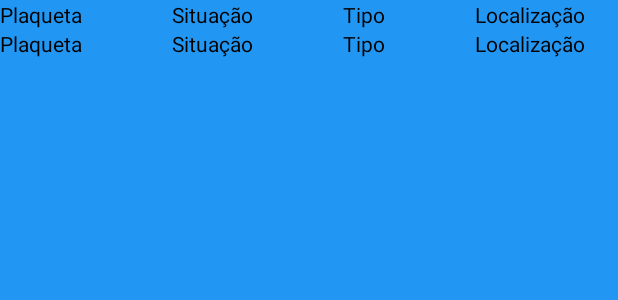
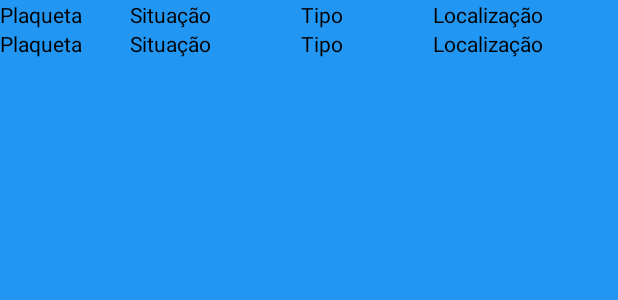
Before and after one commit to PetersonCarneiro/PICKer, an Android app: the layout item_adapter.xml on its own in the app's theme, with its tools: preview values and no code run, on a phone screen of 412 x 824 dp. Shown: the top 300 px of the screen. Run offline under Robolectric (Android 15) with nearby library versions, the phone set to English and light mode, and no system bars.

Commit message:
Feat: create code for the barcode

```diff
--- a/app/build.gradle
+++ b/app/build.gradle
@@ -8,7 +8,7 @@ android {
 
     defaultConfig {
         applicationId "com.br.picker"
-        minSdk 16
+        minSdk 19
         targetSdk 34
         versionCode 1
         versionName "1.0"
@@ -41,4 +41,5 @@ dependencies {
     testImplementation 'junit:junit:4.13.2'
     androidTestImplementation 'androidx.test.ext:junit:1.1.5'
     androidTestImplementation 'androidx.test.espresso:espresso-core:3.5.1'
+    implementation 'com.journeyapps:zxing-android-embedded:4.3.0'
 }
--- /dev/null
+++ b/app/src/main/java/com/br/picker/CaptureAct.java
@@ -0,0 +1,6 @@
+package com.br.picker;
+
+import com.journeyapps.barcodescanner.CaptureActivity;
+
+public class CaptureAct extends CaptureActivity {
+}
--- a/app/src/main/res/layout/item_adapter.xml
+++ b/app/src/main/res/layout/item_adapter.xml
@@ -52,8 +52,8 @@
             android:id="@+id/textViewLabelSituaçao"
             android:layout_width="0dp"
             android:layout_height="wrap_content"
-            android:layout_marginStart="60dp"
-            android:layout_marginLeft="60dp"
+            android:layout_marginStart="32dp"
+            android:layout_marginLeft="32dp"
             android:layout_weight="0.3"
             android:text="@string/situacao"
             app:layout_constraintStart_toEndOf="@+id/textViewLabelPlaqueta"
```
Also changed, not shown: app/src/main/AndroidManifest.xml (+9 -0 lines), app/src/main/java/com/br/picker/InputActivity.java (+25 -1 lines).
